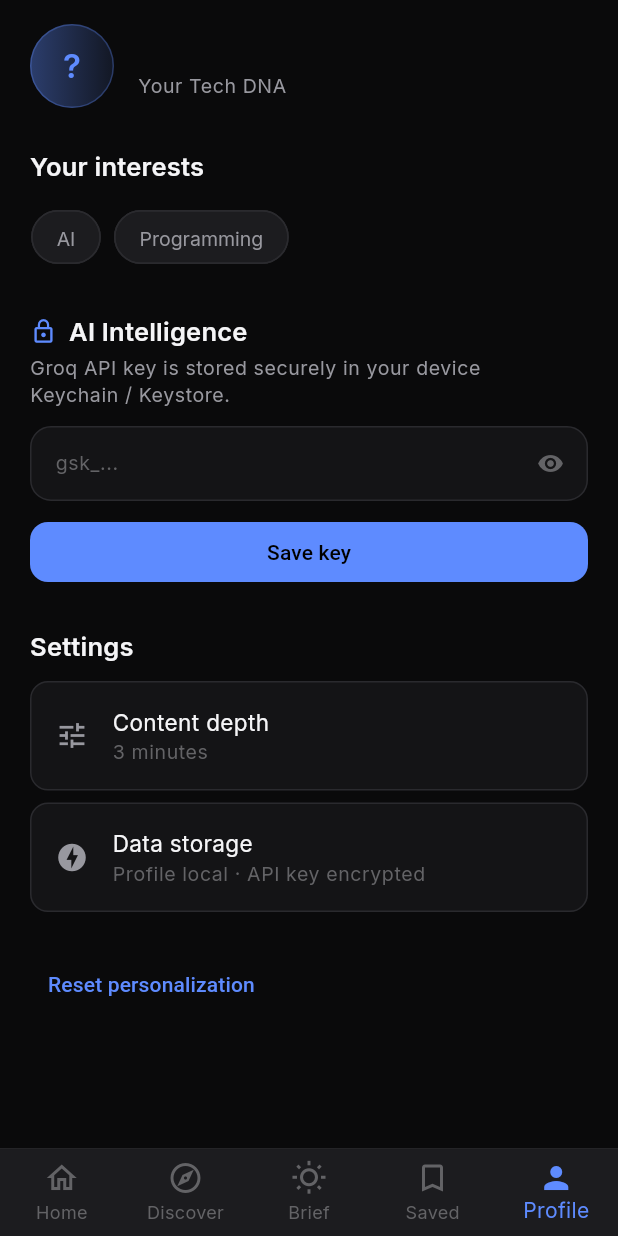
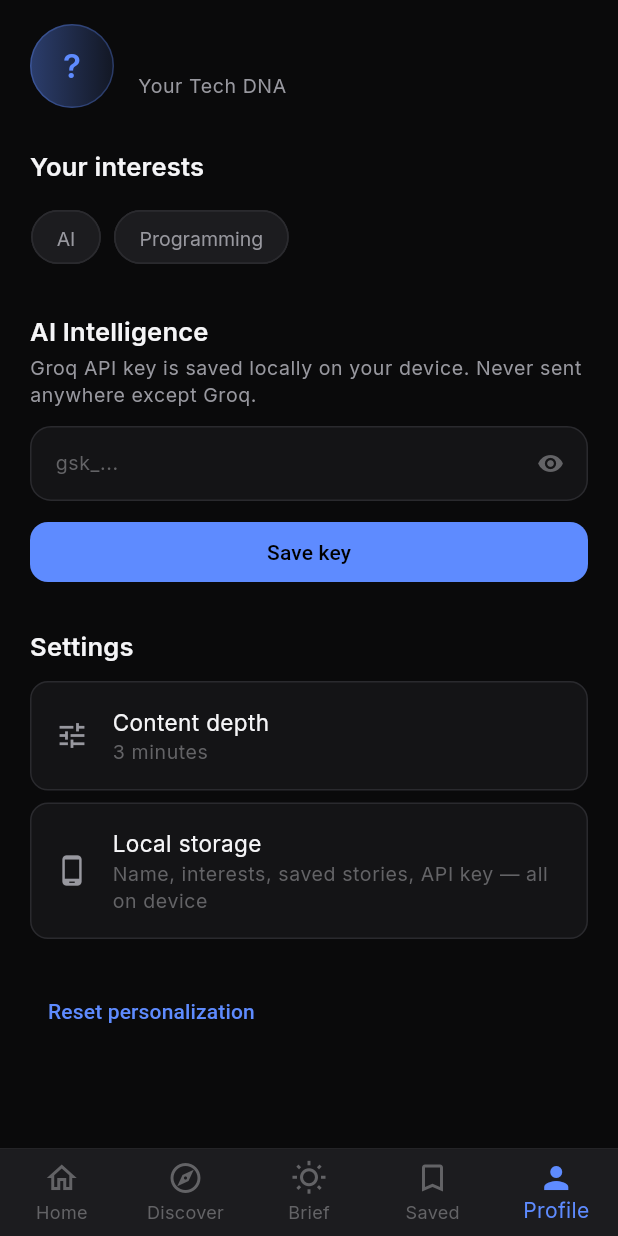
Before and after one commit to Anu-Code07/whats-trending, a Flutter app: the ProfilePage screen opened by its route, on a phone screen of 412 x 824 dp. Run offline on Flutter 3.47's test engine with Material 3 defaults, Android fonts, the phone set to English and light mode, and no system bars; our stand-ins replace equatable, flutter_bloc, go_router, google_fonts, shared_preferences; accounts and stored records are empty.

Commit message:
fix(mobile): store Groq API key locally on device via SharedPreferences
Remove flutter_secure_storage — key is saved locally alongside name,
interests, and saved stories. Never leaves the device except Groq API calls.

Co-authored-by: Anu-Code07 <Anu-Code07@users.noreply.github.com>

```diff
--- a/mobile/lib/core/storage/user_local_storage.dart
+++ b/mobile/lib/core/storage/user_local_storage.dart
@@ -1,28 +1,25 @@
 import 'dart:convert';
 import 'package:shared_preferences/shared_preferences.dart';
-import 'secure_key_store.dart';
 
-/// Offline-first user profile — no login required.
+/// Offline-first user profile — everything stored locally on device.
 class UserLocalStorage {
-  UserLocalStorage(this._prefs, this._secureKeys);
+  UserLocalStorage(this._prefs);
 
   final SharedPreferences _prefs;
-  final SecureKeyStore _secureKeys;
 
   static const _keyOnboardingComplete = 'onboarding_complete';
   static const _keyName = 'user_name';
   static const _keyInterests = 'user_interests';
   static const _keySavedStories = 'saved_story_ids';
   static const _keyLastActiveAt = 'last_active_at';
+  static const _keyGroqApiKey = 'groq_api_key';
   static const _keyContentDepth = 'content_depth';
   static const _keyReadStoryIds = 'read_story_ids';
 
   static Future<UserLocalStorage> create() async {
     final prefs = await SharedPreferences.getInstance();
-    return UserLocalStorage(prefs, SecureKeyStore());
+    return UserLocalStorage(prefs);
   }
-
-  SecureKeyStore get secureKeys => _secureKeys;
 
   // ── Onboarding ──────────────────────────────────────────────
 
@@ -59,13 +56,19 @@ class UserLocalStorage {
 
   Future<void> setContentDepth(String depth) => _prefs.setString(_keyContentDepth, depth);
 
-  // ── Groq API key (secure storage) ───────────────────────────
+  // ── Groq API key (stored locally on device) ─────────────────
 
-  Future<String?> getGroqApiKey() => _secureKeys.getGroqApiKey();
+  String? get groqApiKey => _prefs.getString(_keyGroqApiKey);
 
-  Future<bool> hasGroqKey() => _secureKeys.hasGroqKey();
+  bool get hasGroqKey => groqApiKey != null && groqApiKey!.isNotEmpty;
 
-  Future<void> setGroqApiKey(String? key) => _secureKeys.setGroqApiKey(key);
+  Future<void> setGroqApiKey(String? key) async {
+    if (key == null || key.trim().isEmpty) {
+      await _prefs.remove(_keyGroqApiKey);
+    } else {
+      await _prefs.setString(_keyGroqApiKey, key.trim());
+    }
+  }
 
   // ── Saved stories ─────────────────────────────────────────────
 
--- a/mobile/lib/features/profile/presentation/pages/profile_page.dart
+++ b/mobile/lib/features/profile/presentation/pages/profile_page.dart
@@ -14,32 +14,13 @@ class _ProfilePageState extends State<ProfilePage> {
   late TextEditingController _groqKeyController;
   bool _showKey = false;
   bool _keySaved = false;
-  bool _hasGroqKey = false;
-  bool _loadingKey = true;
 
   @override
   void initState() {
     super.initState();
-    _groqKeyController = TextEditingController();
-    _loadGroqKeyStatus();
-  }
-
-  Future<void> _loadGroqKeyStatus() async {
-    final storage = ServiceLocator.storage;
-    final hasKey = await storage.hasGroqKey();
-    if (hasKey) {
-      final key = await storage.getGroqApiKey();
-      _groqKeyController.text = _maskKey(key ?? '');
-    }
-    setState(() {
-      _hasGroqKey = hasKey;
-      _loadingKey = false;
-    });
-  }
-
-  String _maskKey(String key) {
-    if (key.length <= 8) return '••••••••';
-    return '${key.substring(0, 4)}${'•' * (key.length - 8)}${key.substring(key.length - 4)}';
+    _groqKeyController = TextEditingController(
+      text: ServiceLocator.storage.groqApiKey ?? '',
+    );
   }
 
   @override
@@ -49,20 +30,8 @@ class _ProfilePageState extends State<ProfilePage> {
   }
 
   Future<void> _saveGroqKey() async {
-    final raw = _groqKeyController.text.trim();
-    // If masked, user needs to enter full key
-    if (raw.contains('•')) {
-      ScaffoldMessenger.of(context).showSnackBar(
-        const SnackBar(content: Text('Enter your full Groq API key')),
-      );
-      return;
-    }
-    await ServiceLocator.storage.setGroqApiKey(raw);
-    setState(() {
-      _keySaved = true;
-      _hasGroqKey = raw.isNotEmpty;
-      if (_hasGroqKey) _groqKeyController.text = _maskKey(raw);
-    });
+    await ServiceLocator.storage.setGroqApiKey(_groqKeyController.text);
+    setState(() => _keySaved = true);
     HapticFeedback.lightImpact();
     Future.delayed(const Duration(seconds: 2), () {
       if (mounted) setState(() => _keySaved = false);
@@ -72,7 +41,7 @@ class _ProfilePageState extends State<ProfilePage> {
   Future<void> _clearGroqKey() async {
     await ServiceLocator.storage.setGroqApiKey(null);
     _groqKeyController.clear();
-    setState(() => _hasGroqKey = false);
+    setState(() {});
   }
 
   @override
@@ -80,6 +49,7 @@ class _ProfilePageState extends State<ProfilePage> {
     final storage = ServiceLocator.storage;
     final name = storage.userName;
     final interests = storage.interests;
+    final hasKey = storage.hasGroqKey;
 
     return Scaffold(
       body: CustomScrollView(
@@ -140,24 +110,15 @@ class _ProfilePageState extends State<ProfilePage> {
                     children: interests.map((t) => Chip(label: Text(t))).toList(),
                   ),
                   const SizedBox(height: 28),
-                  Row(
-                    children: [
-                      Icon(Icons.lock_outline, size: 18, color: AppColors.accent),
-                      const SizedBox(width: 8),
                   Text('AI Intelligence', style: Theme.of(context).textTheme.titleMedium),
-                    ],
-                  ),
                   const SizedBox(height: 4),
                   Text(
-                    'Groq API key is stored securely in your device Keychain / Keystore.',
+                    'Groq API key is saved locally on your device. Never sent anywhere except Groq.',
                     style: Theme.of(context).textTheme.bodySmall?.copyWith(
                           color: AppColors.textSecondary,
                         ),
                   ),
                   const SizedBox(height: 12),
-                  if (_loadingKey)
-                    const Center(child: CircularProgressIndicator(color: AppColors.accent))
-                  else ...[
                   Container(
                     decoration: BoxDecoration(
                       color: AppColors.surface,
@@ -167,11 +128,6 @@ class _ProfilePageState extends State<ProfilePage> {
                     child: TextField(
                       controller: _groqKeyController,
                       obscureText: !_showKey,
-                        onTap: () {
-                          if (_groqKeyController.text.contains('•')) {
-                            _groqKeyController.clear();
-                          }
-                        },
                       style: Theme.of(context).textTheme.bodySmall,
                       decoration: InputDecoration(
                         hintText: 'gsk_...',
@@ -201,10 +157,10 @@ class _ProfilePageState extends State<ProfilePage> {
                               borderRadius: BorderRadius.circular(12),
                             ),
                           ),
-                            child: Text(_keySaved ? 'Saved securely ✓' : 'Save key'),
+                          child: Text(_keySaved ? 'Saved locally ✓' : 'Save key'),
                         ),
                       ),
-                        if (_hasGroqKey) ...[
+                      if (hasKey) ...[
                         const SizedBox(width: 8),
                         IconButton(
                           onPressed: _clearGroqKey,
@@ -213,23 +169,6 @@ class _ProfilePageState extends State<ProfilePage> {
                       ],
                     ],
                   ),
-                    if (_hasGroqKey)
-                      Padding(
-                        padding: const EdgeInsets.only(top: 8),
-                        child: Row(
-                          children: [
-                            Icon(Icons.verified_user, size: 14, color: AppColors.relevanceHigh),
-                            const SizedBox(width: 6),
-                            Text(
-                              'Key stored in secure enclave',
-                              style: Theme.of(context).textTheme.labelSmall?.copyWith(
-                                    color: AppColors.relevanceHigh,
-                                  ),
-                            ),
-                          ],
-                        ),
-                      ),
-                  ],
                   const SizedBox(height: 28),
                   Text('Settings', style: Theme.of(context).textTheme.titleMedium),
                   const SizedBox(height: 12),
@@ -239,9 +178,9 @@ class _ProfilePageState extends State<ProfilePage> {
                     subtitle: storage.contentDepth == 'deep' ? '10 minutes' : '3 minutes',
                   ),
                   _SettingsTile(
-                    icon: Icons.offline_bolt,
-                    title: 'Data storage',
-                    subtitle: 'Profile local · API key encrypted',
+                    icon: Icons.phone_android,
+                    title: 'Local storage',
+                    subtitle: 'Name, interests, saved stories, API key — all on device',
                   ),
                   const SizedBox(height: 16),
                   TextButton(
--- a/mobile/pubspec.yaml
+++ b/mobile/pubspec.yaml
@@ -19,7 +19,6 @@ dependencies:
   intl: ^0.20.2
   uuid: ^4.5.1
   url_launcher: ^6.3.1
-  flutter_secure_storage: ^9.2.4
 
 dev_dependencies:
   flutter_test:
```
Also changed, not shown: mobile/lib/core/storage/secure_key_store.dart (deleted, +0 -39 lines), mobile/lib/features/home/data/repositories/feed_repository_impl.dart (+3 -4 lines), mobile/pubspec.lock. Lines whose indentation alone changed are shown as unchanged.
